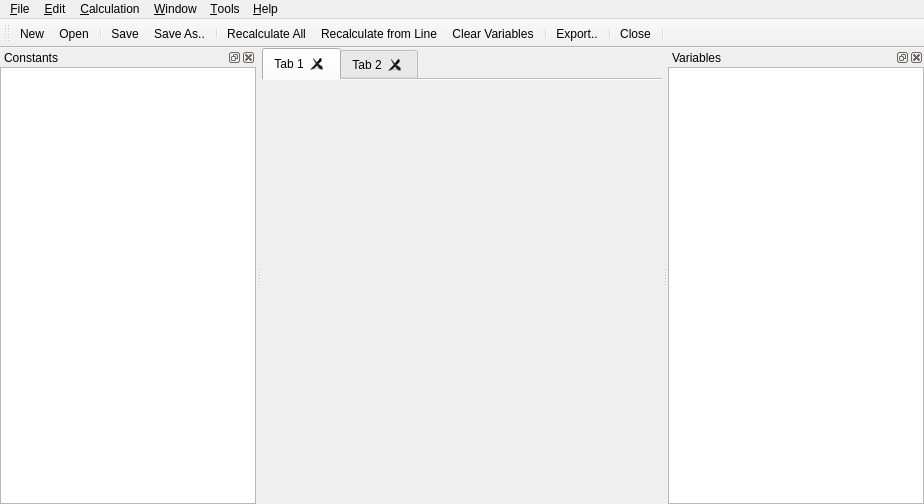
Above: mainwindow.ui from Rob0xFF/PhyxCalc before the change. Below: the same form after it.
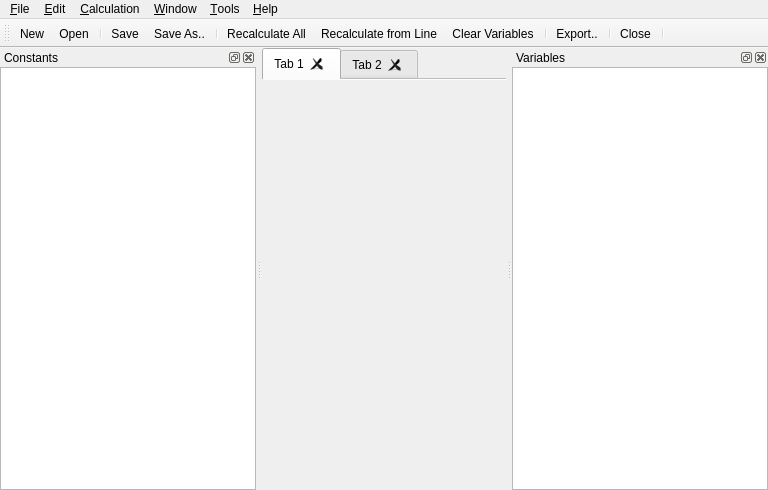
That is the form after the change. Icons and pictures are not drawn. Custom widgets are drawn as their Qt base class.

What changed in the file:
```diff
--- a/mainwindow.ui
+++ b/mainwindow.ui
@@ -6,8 +6,8 @@
    <rect>
     <x>0</x>
     <y>0</y>
-    <width>924</width>
-    <height>504</height>
+    <width>768</width>
+    <height>490</height>
    </rect>
   </property>
   <property name="windowTitle">
@@ -63,7 +63,7 @@
     <rect>
      <x>0</x>
      <y>0</y>
-     <width>924</width>
+     <width>768</width>
      <height>20</height>
     </rect>
    </property>
```
Left out of the diff: 45 changed lines with no effect on the pictures.
